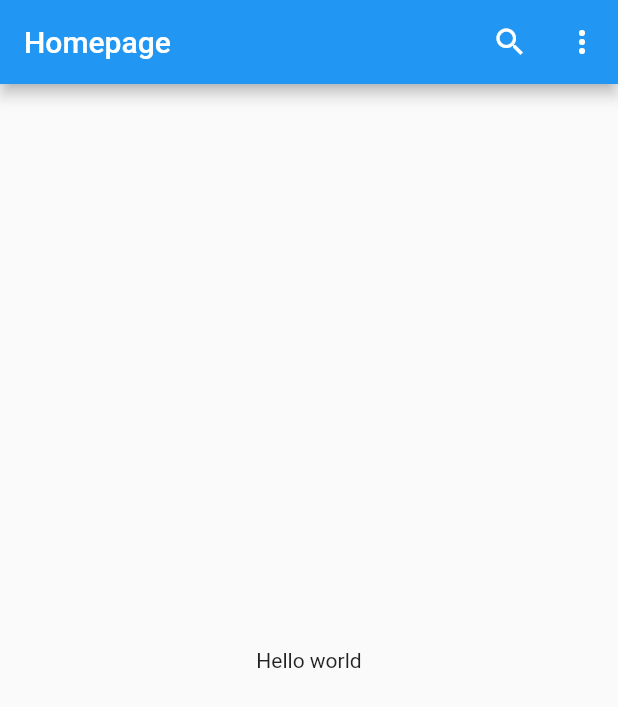
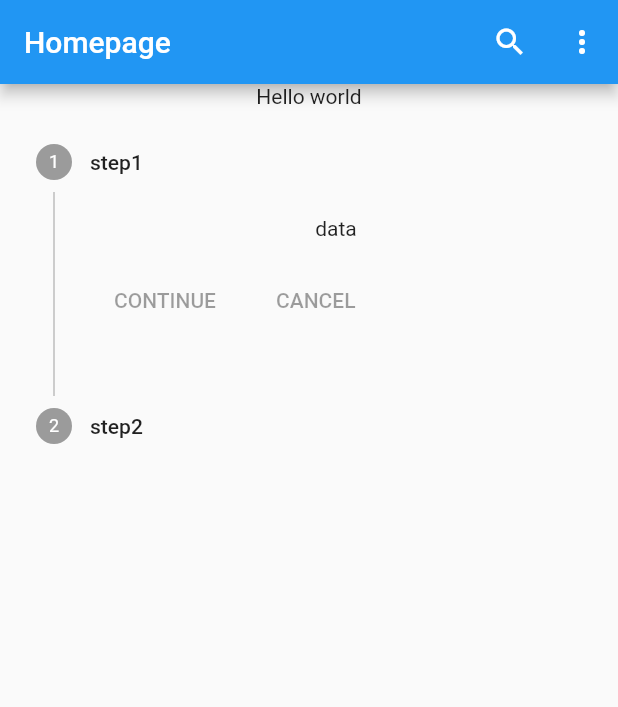
Before and after one commit to sohaibfb/flutter_application_1, a Flutter app: the AccountHomepage screen opened directly, on a phone screen of 412 x 824 dp. Shown: the top 707 px of the screen. Run offline on Flutter 3.47's test engine with Material 2 defaults, Android fonts, the phone set to English and light mode, and no system bars; our stand-ins replace shared_preferences; missing offline and left inert: flutter_shapes; accounts and stored records are empty.

Commit message:
05092021

```diff
--- a/lib/AccountHomepage.dart
+++ b/lib/AccountHomepage.dart
@@ -7,7 +7,13 @@ import 'package:shared_preferences/shared_preferences.dart';
 import 'LoadingPageAdmin.dart';
 import 'ParentPendingRequest.dart';
 
-class AccountHomepage extends StatelessWidget {
+class AccountHomepage extends StatefulWidget {
+  @override
+  _AccountHomepageState createState() => _AccountHomepageState();
+}
+
+class _AccountHomepageState extends State<AccountHomepage> {
+  int _index = 0;
   @override
   Widget build(BuildContext context) {
     return Scaffold(
@@ -28,8 +34,18 @@ class AccountHomepage extends StatelessWidget {
         ],
       ),
       body: Center(
-        child: Text('Hello world'),
-      ),
+          child: Column(
+        children: [
+          Text('Hello world'),
+          Stepper(currentStep: _index, steps: [
+            Step(
+              title: Text('step1'),
+              content: Text('data'),
+            ),
+            Step(title: Text('step2'), content: Text('hello step2'))
+          ])
+        ],
+      )),
     );
   }
 }
--- a/lib/Transactions.dart
+++ b/lib/Transactions.dart
@@ -71,13 +71,17 @@ class _NameState extends State<Transactions> {
         body: Column(
           children: [
             Container(
-                alignment: Alignment.topRight,
                 height: 50,
                 width: double.maxFinite,
                 color: Colors.blue,
                 child: TextField(
+                  decoration: InputDecoration(
+                      border: OutlineInputBorder(
+                          borderRadius: BorderRadius.circular(5))),
                   readOnly: true,
                   controller: dateText,
+                  style: TextStyle(backgroundColor: Colors.white),
+                  textAlign: TextAlign.center,
                 )), //Text(date)),
             Container(
               child: Expanded(
```
